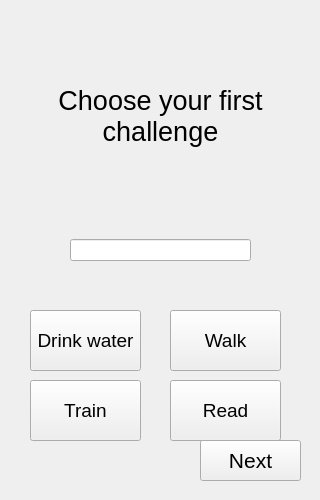
The window that createchellenge.ui (Hasirati/Calendar) describes before a commit, drawn with Qt 5.
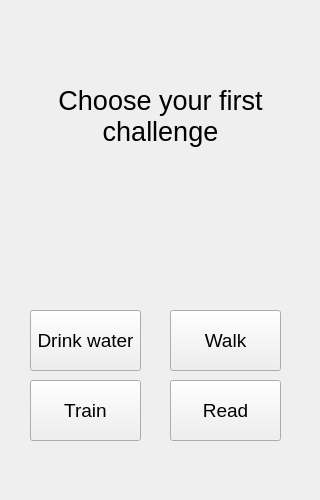
The same window after the commit.

```diff
--- a/createchellenge.ui
+++ b/createchellenge.ui
@@ -13,21 +13,6 @@
   <property name="windowTitle">
    <string>Form</string>
   </property>
-  <widget class="QWidget" name="verticalLayoutWidget">
-   <property name="geometry">
-    <rect>
-     <x>70</x>
-     <y>200</y>
-     <width>181</width>
-     <height>100</height>
-    </rect>
-   </property>
-   <layout class="QVBoxLayout" name="verticalLayout">
-    <item>
-     <widget class="QLineEdit" name="lineEdit"/>
-    </item>
-   </layout>
-  </widget>
   <widget class="QPushButton" name="pb_water">
    <property name="geometry">
     <rect>
@@ -128,24 +113,6 @@
     </item>
    </layout>
   </widget>
-  <widget class="QPushButton" name="pb_next">
-   <property name="geometry">
-    <rect>
-     <x>200</x>
-     <y>440</y>
-     <width>101</width>
-     <height>41</height>
-    </rect>
-   </property>
-   <property name="font">
-    <font>
-     <pointsize>16</pointsize>
-    </font>
-   </property>
-   <property name="text">
-    <string>Next</string>
-   </property>
-  </widget>
  </widget>
  <resources/>
  <connections/>
```
